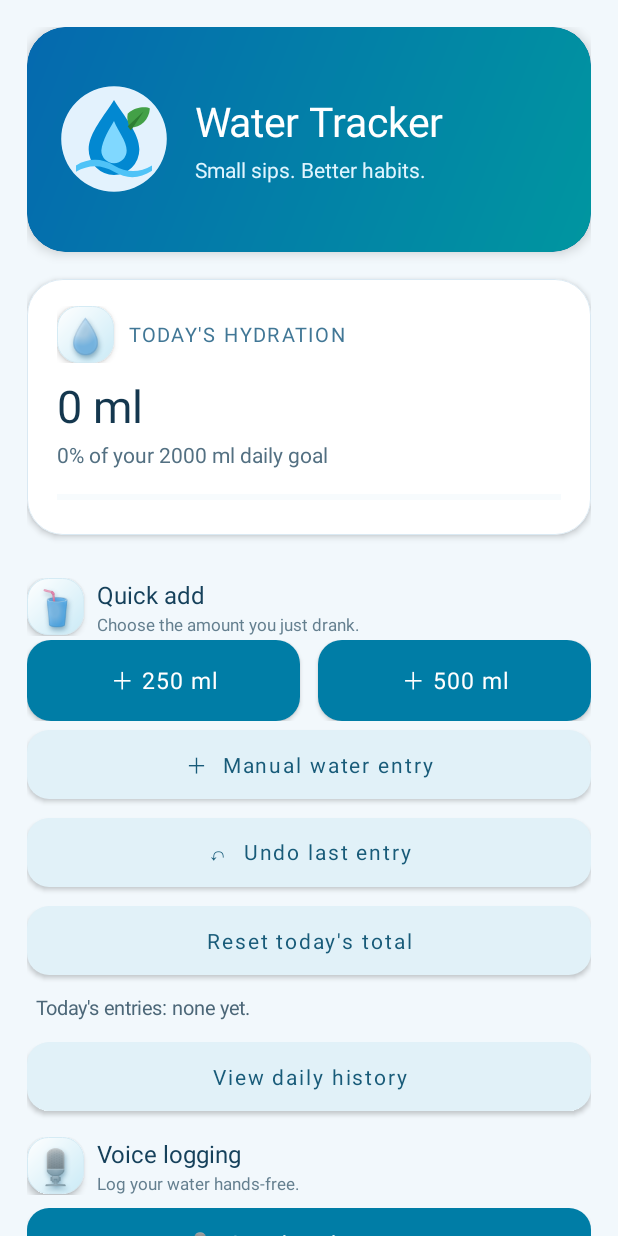
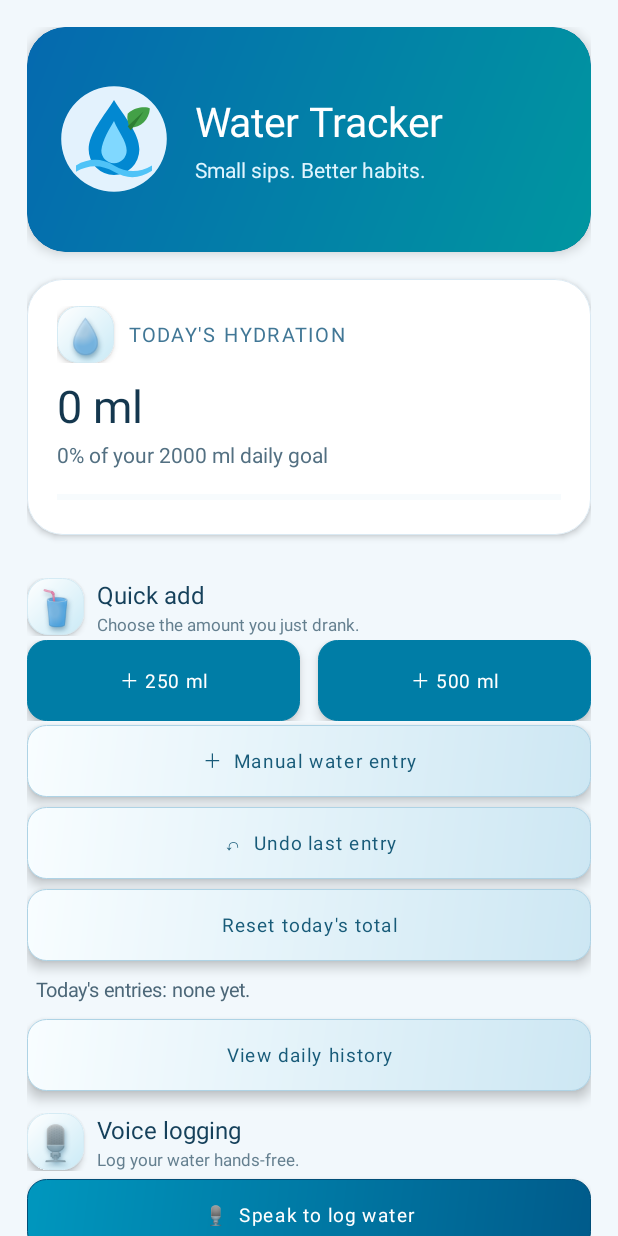
Before and after one commit to muhammadibnabdullah190/WaterTracker, an Android app: the screen it shows after launch (MainActivity), on a phone screen of 412 x 824 dp. Run offline under Robolectric (Android 15) with nearby library versions, the phone set to English and light mode, and no system bars; libraries missing offline, so code that uses them is left out: androidx.camera.core, androidx.camera.lifecycle, androidx.camera.view, com.google.mlkit.vision; 2 statements that could not run were skipped.

Commit message:
Style all buttons as compact 3D controls

```diff
--- a/app/src/main/java/com/example/watertracker/MainActivity.kt
+++ b/app/src/main/java/com/example/watertracker/MainActivity.kt
@@ -427,13 +427,25 @@ class MainActivity : AppCompatActivity(), SensorEventListener {
         com.google.android.material.button.MaterialButton(this).apply {
             text = label
             isAllCaps = false
-            textSize = 15f
-            cornerRadius = dp(16)
+            textSize = 12.5f
+            maxLines = 2
+            gravity = android.view.Gravity.CENTER
+            cornerRadius = dp(13)
             insetTop = 0
             insetBottom = 0
+            minHeight = dp(42)
+            setPadding(dp(8), dp(4), dp(8), dp(4))
             setTextColor(android.graphics.Color.WHITE)
             backgroundTintList = android.content.res.ColorStateList.valueOf(android.graphics.Color.rgb(0, 125, 166))
-            elevation = dp(2).toFloat()
+            background = android.graphics.drawable.GradientDrawable(
+                android.graphics.drawable.GradientDrawable.Orientation.TL_BR,
+                intArrayOf(android.graphics.Color.rgb(0, 151, 190), android.graphics.Color.rgb(0, 91, 139))
+            ).apply {
+                cornerRadius = dp(13).toFloat()
+                setStroke(dp(1), android.graphics.Color.rgb(0, 78, 120))
+            }
+            elevation = dp(5).toFloat()
+            stateListAnimator = android.animation.StateListAnimator()
             setOnClickListener { action() }
         }
 
@@ -686,28 +698,40 @@ class MainActivity : AppCompatActivity(), SensorEventListener {
     }
 
     private fun addButton(parent: LinearLayout, label: String, secondary: Boolean = false, action: () -> Unit) {
+        val transparent = getSharedPreferences("water_tracker", MODE_PRIVATE).getString("theme", "system") == "transparent"
+        val top = if (secondary) android.graphics.Color.rgb(248, 253, 255) else android.graphics.Color.rgb(0, 151, 190)
+        val bottom = if (secondary) android.graphics.Color.rgb(205, 231, 243) else android.graphics.Color.rgb(0, 91, 139)
         val button = com.google.android.material.button.MaterialButton(this).apply {
             text = label
             isAllCaps = false
-            textSize = 14f
-            cornerRadius = dp(15)
-            insetTop = dp(2)
-            insetBottom = dp(2)
-            minHeight = dp(50)
+            textSize = 12.5f
+            maxLines = 2
+            gravity = android.view.Gravity.CENTER
+            ellipsize = android.text.TextUtils.TruncateAt.END
+            cornerRadius = dp(13)
+            insetTop = 0
+            insetBottom = 0
+            minHeight = dp(42)
+            setPadding(dp(9), dp(4), dp(9), dp(4))
             setTextColor(if (secondary) android.graphics.Color.rgb(24, 91, 121) else android.graphics.Color.WHITE)
-            backgroundTintList = android.content.res.ColorStateList.valueOf(
-                if (secondary && getSharedPreferences("water_tracker", MODE_PRIVATE).getString("theme", "system") == "transparent")
-                    android.graphics.Color.argb(190, 225, 241, 248)
-                else if (secondary) android.graphics.Color.rgb(225, 241, 248)
-                else if (getSharedPreferences("water_tracker", MODE_PRIVATE).getString("theme", "system") == "transparent")
-                    android.graphics.Color.argb(220, 0, 125, 166)
-                else android.graphics.Color.rgb(0, 125, 166)
-            )
+            backgroundTintList = null
+            background = android.graphics.drawable.GradientDrawable(
+                android.graphics.drawable.GradientDrawable.Orientation.TL_BR,
+                if (transparent) intArrayOf(
+                    android.graphics.Color.argb(220, top ushr 16 and 255, top ushr 8 and 255, top and 255),
+                    android.graphics.Color.argb(220, bottom ushr 16 and 255, bottom ushr 8 and 255, bottom and 255)
+                ) else intArrayOf(top, bottom)
+            ).apply {
+                cornerRadius = dp(13).toFloat()
+                setStroke(dp(1), if (secondary) android.graphics.Color.rgb(174, 211, 229) else android.graphics.Color.rgb(0, 78, 120))
+            }
+            elevation = dp(5).toFloat()
+            stateListAnimator = android.animation.StateListAnimator()
             setOnClickListener { action() }
         }
         parent.addView(button, LinearLayout.LayoutParams(-1, -2).apply {
-            topMargin = dp(4)
-            bottomMargin = dp(5)
+            topMargin = dp(3)
+            bottomMargin = dp(4)
         })
     }
 
```
